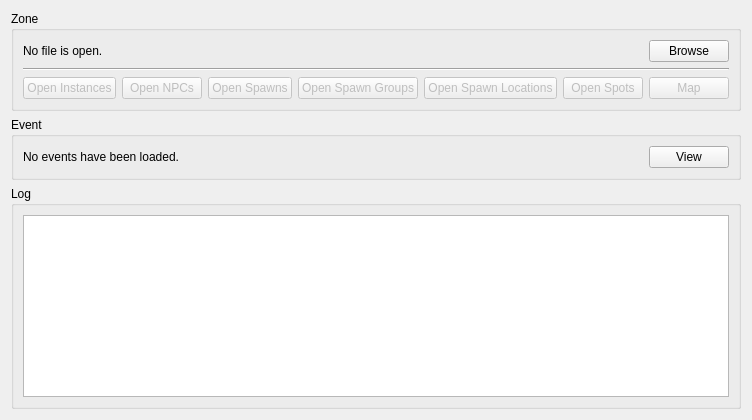
This is tools/cathedral/ui/MainWindow.ui in comphack/comp_hack as Qt 5 draws it before an edit. The edited form follows.
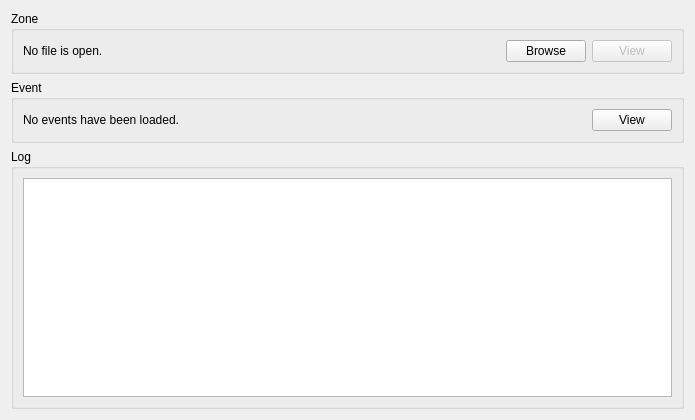
This is the edited form.

Commit message: Updating the existing ZoneWindow controls

Diff of the .ui file:
```diff
--- a/tools/cathedral/ui/MainWindow.ui
+++ b/tools/cathedral/ui/MainWindow.ui
@@ -42,113 +42,16 @@
           </property>
          </widget>
         </item>
-       </layout>
-      </item>
-      <item>
-       <widget class="Line" name="line">
-        <property name="orientation">
-         <enum>Qt::Horizontal</enum>
-        </property>
-       </widget>
-      </item>
-      <item>
-       <layout class="QHBoxLayout" name="zoneControlLayout">
         <item>
-         <spacer name="spacerZoneLeft">
-          <property name="orientation">
-           <enum>Qt::Horizontal</enum>
-          </property>
-          <property name="sizeHint" stdset="0">
-           <size>
-            <width>40</width>
-            <height>20</height>
-           </size>
-          </property>
-         </spacer>
-        </item>
-        <item>
-         <widget class="QPushButton" name="pushButton_2">
+         <widget class="QPushButton" name="zoneView">
           <property name="enabled">
            <bool>false</bool>
           </property>
           <property name="text">
-           <string>Open Instances</string>
+           <string>View</string>
           </property>
          </widget>
         </item>
-        <item>
-         <widget class="QPushButton" name="openNPCs">
-          <property name="enabled">
-           <bool>false</bool>
-          </property>
-          <property name="text">
-           <string>Open NPCs</string>
-          </property>
-         </widget>
-        </item>
-        <item>
-         <widget class="QPushButton" name="pushButton_4">
-          <property name="enabled">
-           <bool>false</bool>
-          </property>
-          <property name="text">
-           <string>Open Spawns</string>
-          </property>
-         </widget>
-        </item>
-        <item>
-         <widget class="QPushButton" name="pushButton_5">
-          <property name="enabled">
-           <bool>false</bool>
-          </property>
-          <property name="text">
-           <string>Open Spawn Groups</string>
-          </property>
-         </widget>
-        </item>
-        <item>
-         <widget class="QPushButton" name="pushButton_6">
-          <property name="enabled">
-           <bool>false</bool>
-          </property>
-          <property name="text">
-           <string>Open Spawn Locations</string>
-          </property>
-         </widget>
-        </item>
-        <item>
-         <widget class="QPushButton" name="openSpots">
-          <property name="enabled">
-           <bool>false</bool>
-          </property>
-          <property name="text">
-           <string>Open Spots</string>
-          </property>
-         </widget>
-        </item>
-        <item>
-         <widget class="QPushButton" name="openMap">
-          <property name="enabled">
-           <bool>false</bool>
-          </property>
-          <property name="text">
-           <string>Map</string>
-          </property>
-         </widget>
-        </item>
-        <item>
-         <spacer name="spacerZoneRight">
-          <property name="orientation">
-           <enum>Qt::Horizontal</enum>
-          </property>
-          <property name="sizeHint" stdset="0">
-           <size>
-            <width>40</width>
-            <height>20</height>
-           </size>
-          </property>
-         </spacer>
-        </item>
        </layout>
       </item>
      </layout>
```
The commit also changes 12 other files.
